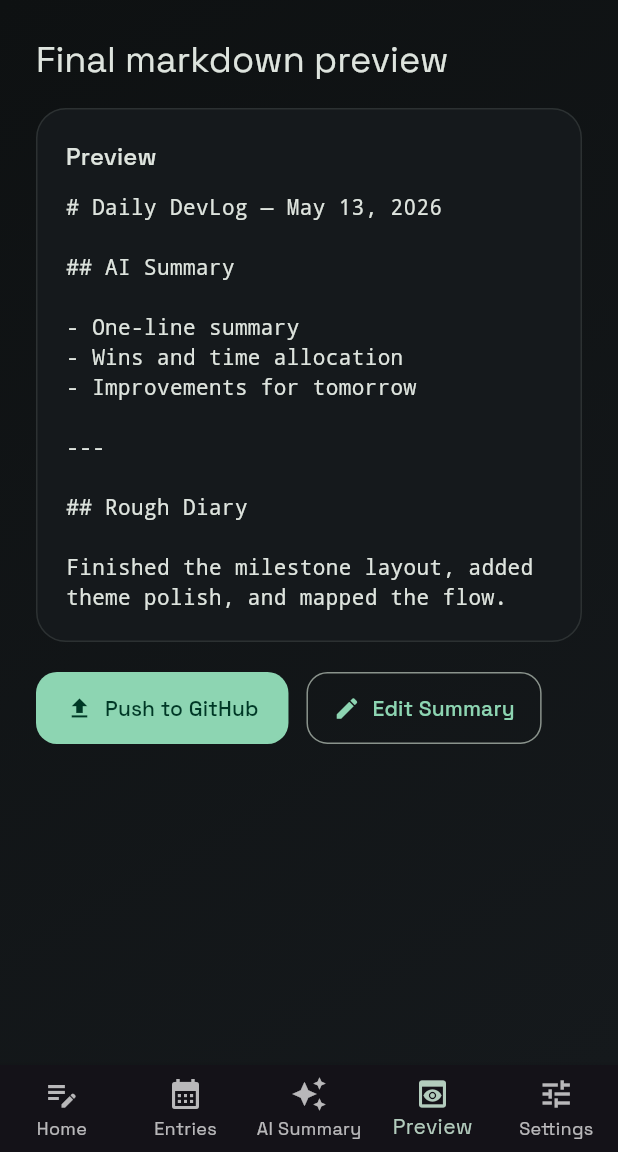
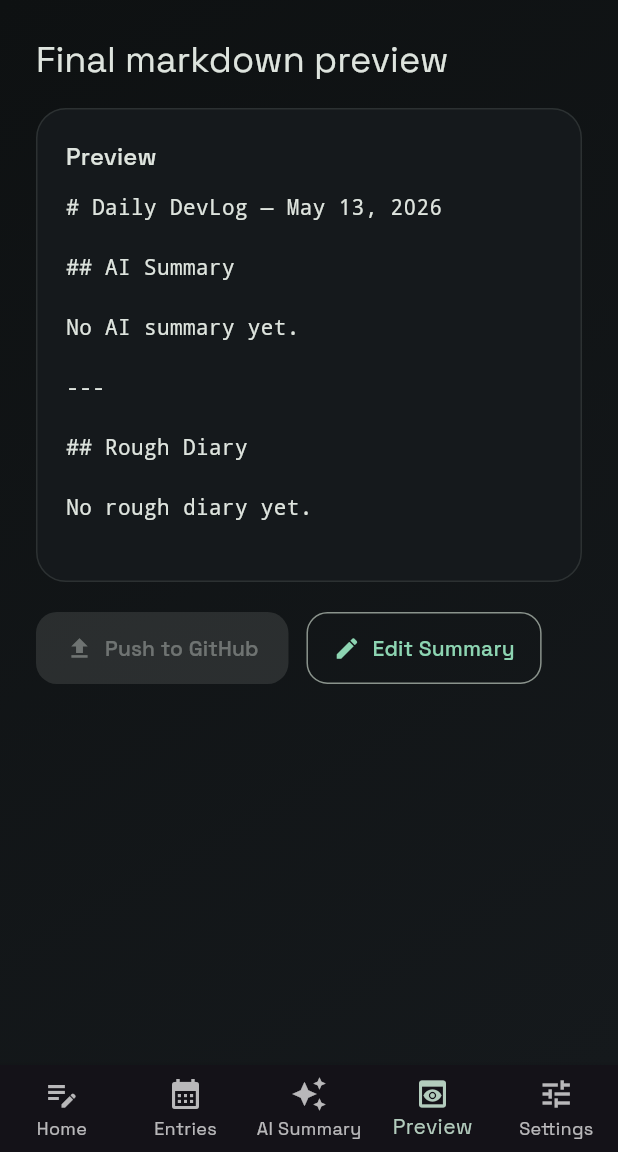
Before and after one commit to saiusesgithub/OpenDevLog, a Flutter app: the AppShell screen opened by its route, scrolled down 110 dp, after a tap on "Preview Markdown", on a phone screen of 412 x 824 dp, the part 84-1236 px from its top. Run offline on Flutter 3.47's test engine with Material 3 defaults, Android fonts, the phone set to English and light mode, and no system bars; our stand-ins replace google_fonts, shared_preferences; accounts and stored records are empty.

Commit message:
milestone 6: final markdown preview

```diff
--- a/lib/app_shell.dart
+++ b/lib/app_shell.dart
@@ -27,8 +27,8 @@ class _AppShellState extends State<AppShell> {
     _pages = [
       HomeScreen(onNavigate: _handleTab),
       const EntriesScreen(),
-      const SummaryScreen(),
-      const PreviewScreen(),
+      SummaryScreen(),
+      PreviewScreen(),
       const SettingsScreen(),
     ];
   }
--- a/lib/screens/preview_screen.dart
+++ b/lib/screens/preview_screen.dart
@@ -1,27 +1,90 @@
 import 'package:flutter/material.dart';
+import 'package:shared_preferences/shared_preferences.dart';
 
+import '../models/journal_entry.dart';
+import '../repositories/local_journal_entry_repository.dart';
+import '../services/markdown_builder.dart';
 import '../widgets/section_card.dart';
+import 'summary_screen.dart';
 
-class PreviewScreen extends StatelessWidget {
-  const PreviewScreen({super.key});
+class PreviewScreen extends StatefulWidget {
+  PreviewScreen({super.key, DateTime? date}) : date = date ?? DateTime.now();
+
+  final DateTime date;
+
+  @override
+  State<PreviewScreen> createState() => _PreviewScreenState();
+}
+
+class _PreviewScreenState extends State<PreviewScreen> {
+  final _builder = MarkdownBuilder();
+  String _markdown = '';
+  bool _isLoading = true;
+  LocalJournalEntryRepository? _repository;
+  JournalEntry? _entry;
+
+  @override
+  void initState() {
+    super.initState();
+    _loadEntry();
+  }
+
+  Future<void> _loadEntry() async {
+    final prefs = await SharedPreferences.getInstance();
+    final repository = LocalJournalEntryRepository(prefs);
+    final entry = await repository.getEntryByDate(widget.date) ??
+        JournalEntry.empty(widget.date);
+    final markdown = _builder.build(
+      date: widget.date,
+      aiSummary: entry.aiSummary,
+      roughDiary: entry.roughDiary,
+    );
+
+    if (!mounted) {
+      return;
+    }
+
+    _repository = repository;
+    _entry = entry;
+
+    setState(() {
+      _markdown = markdown;
+      _isLoading = false;
+    });
+
+    if (entry.aiSummary.trim().isNotEmpty ||
+        entry.roughDiary.trim().isNotEmpty) {
+      await repository.updateFinalMarkdown(widget.date, markdown);
+    }
+  }
+
+  Future<void> _openSummary() async {
+    await Navigator.of(context).push(
+      MaterialPageRoute(
+        builder: (_) => SummaryScreen(date: widget.date),
+      ),
+    );
+    await _loadEntry();
+  }
+
+  void _showMessage(String message) {
+    ScaffoldMessenger.of(context).showSnackBar(
+      SnackBar(content: Text(message)),
+    );
+  }
 
   @override
   Widget build(BuildContext context) {
-    const previewMarkdown = '''# Daily DevLog — May 13, 2026
+    if (_isLoading) {
+      return const Center(child: CircularProgressIndicator());
+    }
 
-## AI Summary
+    final entry = _entry;
+    final isReady = (entry?.aiSummary.trim().isNotEmpty ?? false) ||
+        (entry?.roughDiary.trim().isNotEmpty ?? false);
 
-- One-line summary
-- Wins and time allocation
-- Improvements for tomorrow
-
----
-
-## Rough Diary
-
-Finished the milestone layout, added theme polish, and mapped the flow.''';
-
-    return Column(
+    return SingleChildScrollView(
+      child: Column(
         crossAxisAlignment: CrossAxisAlignment.start,
         children: [
           Text('Final markdown preview',
@@ -30,7 +93,7 @@ Finished the milestone layout, added theme polish, and mapped the flow.''';
           SectionCard(
             title: 'Preview',
             child: SelectableText(
-            previewMarkdown,
+              _markdown,
               style: Theme.of(context)
                   .textTheme
                   .bodyMedium
@@ -43,18 +106,21 @@ Finished the milestone layout, added theme polish, and mapped the flow.''';
             runSpacing: 12,
             children: [
               FilledButton.icon(
-              onPressed: () {},
+                onPressed: isReady
+                    ? () => _showMessage('GitHub sync in Milestone 7.')
+                    : null,
                 icon: const Icon(Icons.upload),
                 label: const Text('Push to GitHub'),
               ),
               OutlinedButton.icon(
-              onPressed: () {},
+                onPressed: _openSummary,
                 icon: const Icon(Icons.edit),
                 label: const Text('Edit Summary'),
               ),
             ],
           ),
         ],
+      ),
     );
   }
 }
--- /dev/null
+++ b/lib/services/markdown_builder.dart
@@ -0,0 +1,47 @@
+class MarkdownBuilder {
+  String build({
+    required DateTime date,
+    required String aiSummary,
+    required String roughDiary,
+  }) {
+    final dateLabel = _formatDate(date);
+    final summaryText = aiSummary.trim().isEmpty
+        ? 'No AI summary yet.'
+        : aiSummary.trim();
+    final roughText = roughDiary.trim().isEmpty
+        ? 'No rough diary yet.'
+        : roughDiary.trim();
+
+    return '''# Daily DevLog — $dateLabel
+
+## AI Summary
+
+$summaryText
+
+---
+
+## Rough Diary
+
+$roughText
+''';
+  }
+
+  String _formatDate(DateTime date) {
+    const months = [
+      'January',
+      'February',
+      'March',
+      'April',
+      'May',
+      'June',
+      'July',
+      'August',
+      'September',
+      'October',
+      'November',
+      'December',
+    ];
+    final month = months[date.month - 1];
+    return '$month ${date.day}, ${date.year}';
+  }
+}
```
Lines whose indentation alone changed are shown as unchanged.
